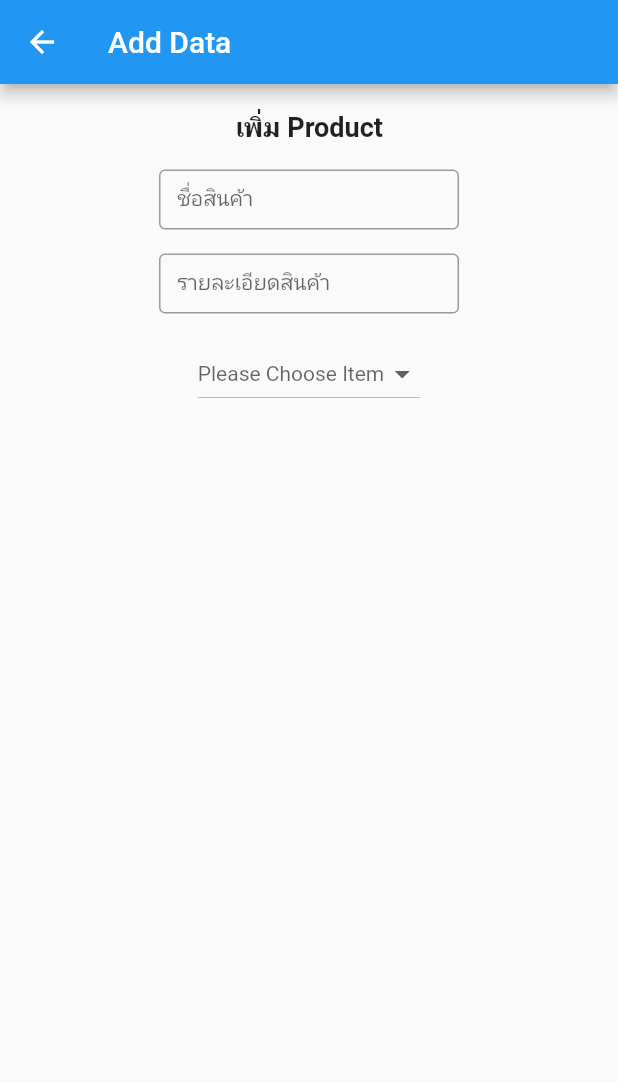
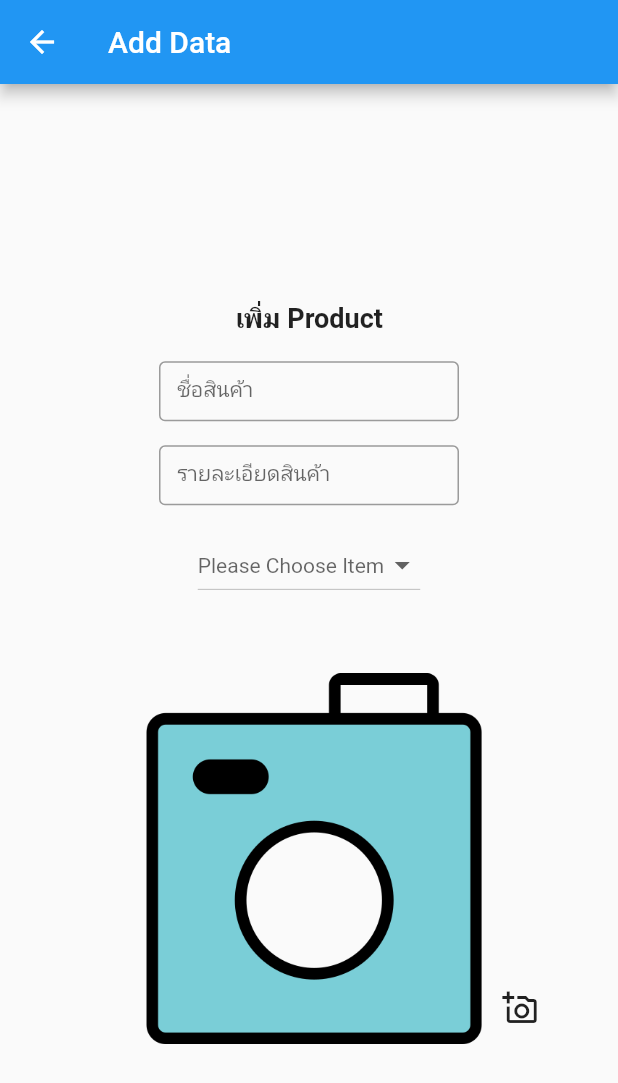
Before and after one commit to masterUNG/ShareQRcode, a Flutter app: the AddData screen opened by its route, on a phone screen of 412 x 824 dp. Shown: the top 1083 px of the screen. Run offline on Flutter 3.47's test engine with Material 2 defaults, Android fonts, the phone set to English and light mode, and no system bars; our stand-ins replace cloud_firestore, firebase_auth, firebase_core, qr_flutter; accounts and stored records are empty.

Commit message:
update 9.00

```diff
--- a/lib/states/add_data.dart
+++ b/lib/states/add_data.dart
@@ -7,6 +7,7 @@ import 'package:shareqrcode/models/favorite_link_model.dart';
 import 'package:shareqrcode/utility/my_constant.dart';
 import 'package:shareqrcode/utility/my_dialog.dart';
 import 'package:shareqrcode/widgets/show_form.dart';
+import 'package:shareqrcode/widgets/show_image.dart';
 import 'package:shareqrcode/widgets/show_sizebox.dart';
 import 'package:shareqrcode/widgets/show_text.dart';
 
@@ -74,7 +75,9 @@ class _AddDataState extends State<AddData> {
         onTap: () => FocusScope.of(context).requestFocus(FocusScopeNode()),
         behavior: HitTestBehavior.opaque,
         child: Center(
-          child: Column(
+          child: SingleChildScrollView(
+            child: LayoutBuilder(builder: (context, constraints) {
+              return Column(
                 children: [
                   const ShowSizeBox(),
                   newTitle(),
@@ -82,10 +85,45 @@ class _AddDataState extends State<AddData> {
                   ShowForm(label: 'ชื่อสินค้า', changeFunc: (String string) {}),
                   const ShowSizeBox(),
                   ShowForm(
-                  label: 'รายละเอียดสินค้า', changeFunc: (String string) {}),
+                      label: 'รายละเอียดสินค้า',
+                      changeFunc: (String string) {}),
                   const ShowSizeBox(),
                   newDropBox(context),
-              tempChooseItems.isEmpty
+                  const ShowSizeBox(),
+                  listItemChoose(),
+                  const ShowSizeBox(),
+                  SizedBox(
+                    width: constraints.maxWidth * 0.8,
+                    child: Stack(
+                      children: [
+                        Row(
+                          mainAxisAlignment: MainAxisAlignment.center,
+                          children: [
+                            ShowImage(
+                              path: 'images/camera.png',
+                              width: constraints.maxWidth * 0.6,
+                            ),
+                          ],
+                        ),
+                        Positioned(right: 0,bottom: 0,
+                          child: IconButton(
+                              onPressed: () {},
+                              icon: const Icon(Icons.add_a_photo_outlined)),
+                        )
+                      ],
+                    ),
+                  )
+                ],
+              );
+            }),
+          ),
+        ),
+      ),
+    );
+  }
+
+  StatelessWidget listItemChoose() {
+    return tempChooseItems.isEmpty
         ? const ShowSizeBox()
         : ListView.builder(
             shrinkWrap: true,
@@ -93,20 +131,25 @@ class _AddDataState extends State<AddData> {
             itemCount: tempChooseItems.length,
             itemBuilder: (context, index) => Padding(
               padding: const EdgeInsets.symmetric(horizontal: 16),
-                        child: Row(mainAxisAlignment: MainAxisAlignment.spaceBetween,
+              child: Row(
+                mainAxisAlignment: MainAxisAlignment.spaceBetween,
                 children: [
                   ShowText(label: tempChooseItems[index]),
                   const ShowSizeBox(),
                   ShowText(
                     label: findUrlink(tempChooseItems[index]),
                     textStyle: MyConstant().h3BlueStyle(),
-                            ),IconButton(onPressed: (){}, icon: const Icon(Icons.delete_forever_outlined))
+                  ),
+                  IconButton(
+                    onPressed: () {
+                      print('delete index = $index');
+                      setState(() {
+                        tempChooseItems.removeAt(index);
+                      });
+                    },
+                    icon: const Icon(Icons.delete_forever_outlined),
+                  ),
                 ],
-                        ),
-                      ),
-                    )
-            ],
-          ),
               ),
             ),
           );
```
Also changed, not shown: images/camera.png (added). Lines whose indentation alone changed are shown as unchanged.
